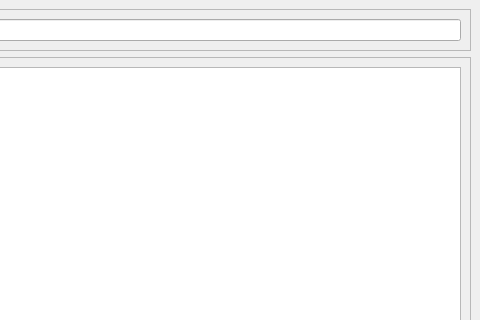
Above: mainwindow.ui from DOCtorKamski/SimpleFileExplorer before the change; both pictures show x 320 to 800 and y 0 to 320 of the 800 by 600 pixel window. Below: the same form after it.
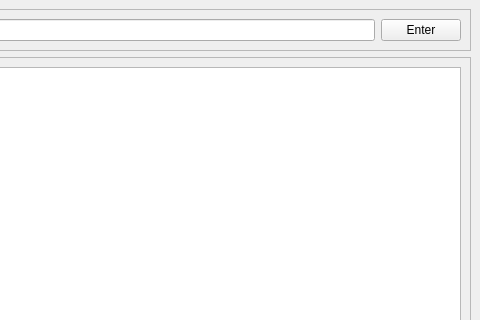
That is the form after the change.

Commit message: add ability to navigate by edited QLineEdit after press Enter or QPushButton Enter

What changed in the file:
```diff
--- a/mainwindow.ui
+++ b/mainwindow.ui
@@ -47,6 +47,13 @@
        <item>
         <widget class="QLineEdit" name="lineEdit_absolutePath"/>
        </item>
+       <item>
+        <widget class="QPushButton" name="pushButton_enter">
+         <property name="text">
+          <string>Enter</string>
+         </property>
+        </widget>
+       </item>
       </layout>
      </widget>
     </item>
```
Left out of the diff: 2 changed lines with no effect on the pictures. The commit also changes 2 other files.
